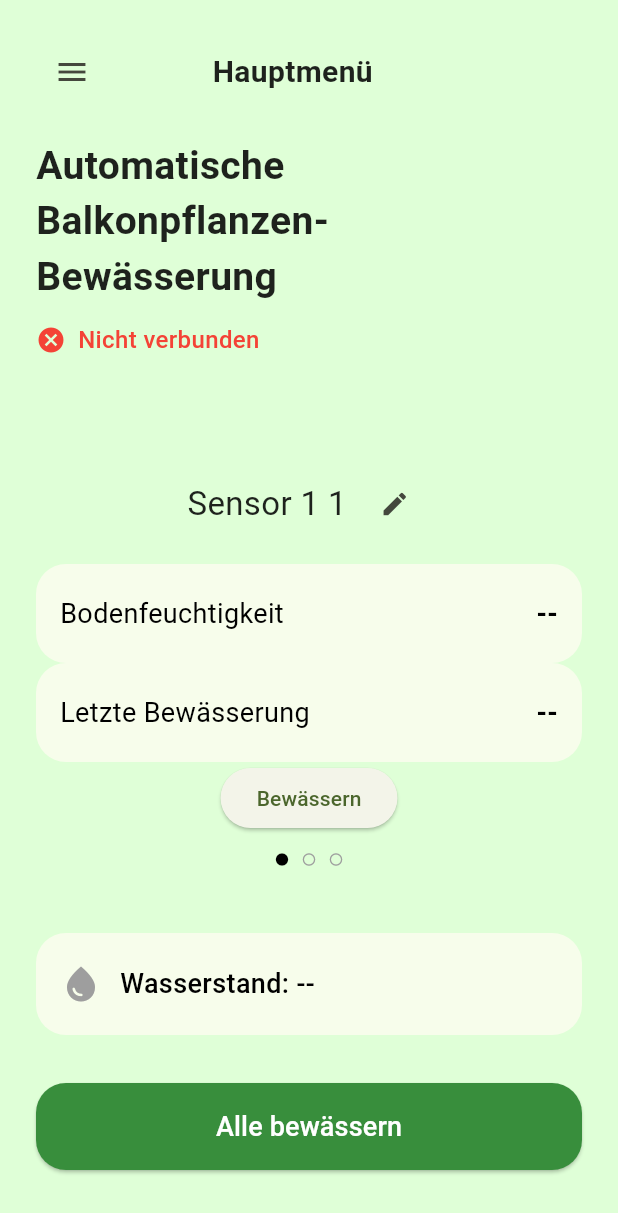
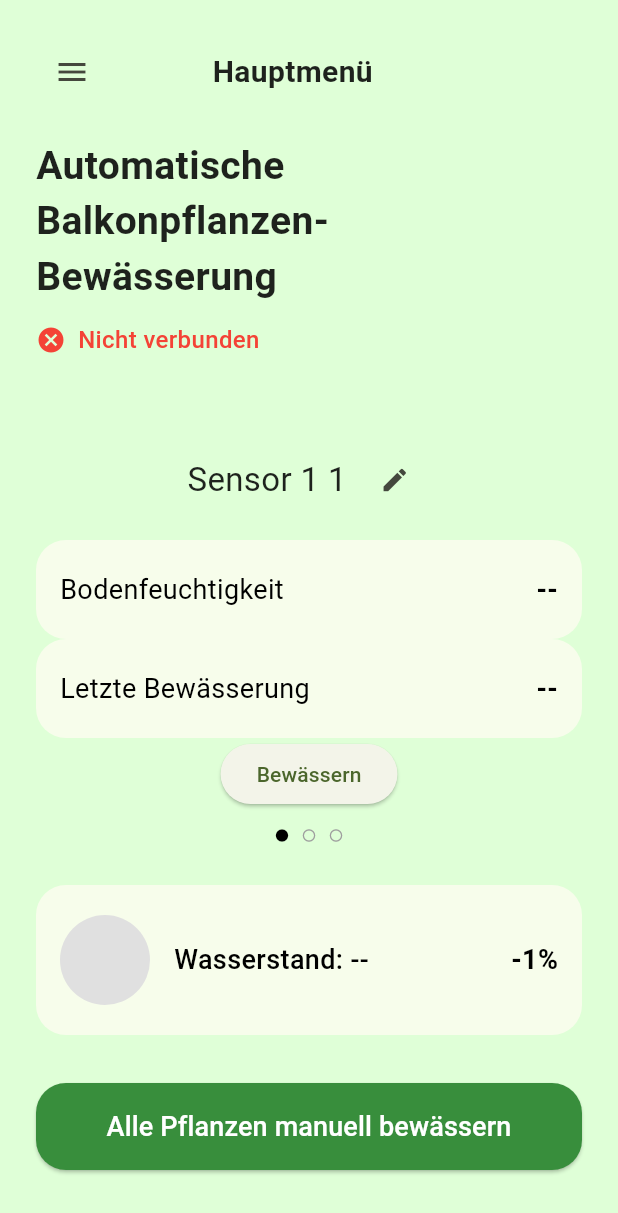
Before and after one commit to SpartanProgram/balkon-bewaesserung-app, a Flutter app: the screen it shows after launch, on a phone screen of 412 x 824 dp. Shown: the top 1213 px of the screen. Run offline on Flutter 3.47's test engine with Material 3 defaults, Android fonts, the phone set to English and light mode, and no system bars; our stand-ins replace flutter_local_notifications, shared_preferences; missing offline and left inert: mqtt_client.

Commit message:
updated water level indicator
Former-commit-id: db83fce6676f02b13c863a048e6c9d0cd43ef614

```diff
--- a/Software/lib/home_screen.dart
+++ b/Software/lib/home_screen.dart
@@ -4,8 +4,7 @@ import 'package:provider/provider.dart';
 import 'widgets/custom_scaffold.dart';
 import 'widgets/sensor_data_provider.dart';
 import '../services/sensor_name_service.dart';
-
-
+import 'widgets/animated_water_level.dart'; // <-- Added import
 
 class HomeScreen extends StatefulWidget {
   const HomeScreen({super.key});
@@ -35,10 +34,9 @@ class _HomeScreenState extends State<HomeScreen> with WidgetsBindingObserver {
   void didChangeAppLifecycleState(AppLifecycleState state) {
     if (state == AppLifecycleState.resumed) {
       final provider = context.read<SensorDataProvider>();
-      provider.reconnectIfNeeded(); // This assumes you have reconnect logic in the provider
+      provider.reconnectIfNeeded();
     }
   }
-
 
   @override
   Widget build(BuildContext context) {
@@ -56,7 +54,8 @@ class _HomeScreenState extends State<HomeScreen> with WidgetsBindingObserver {
         children: [
           const Align(
             alignment: Alignment.centerLeft,
-            child: Text('Automatische Balkonpflanzen-\nBewässerung',
+            child: Text(
+              'Automatische Balkonpflanzen-\nBewässerung',
               style: TextStyle(
                 fontSize: 26,
                 fontWeight: FontWeight.bold,
@@ -82,10 +81,7 @@ class _HomeScreenState extends State<HomeScreen> with WidgetsBindingObserver {
               ),
             ],
           ),
-
           const SizedBox(height: 30),
-
-          // Sensor Page Slider
           Expanded(
             child: PageView.builder(
               controller: _pageController,
@@ -123,7 +119,6 @@ class _HomeScreenState extends State<HomeScreen> with WidgetsBindingObserver {
                           );
                         },
                       ),
-
                       const SizedBox(height: 16),
                       _infoCard("Bodenfeuchtigkeit", sensor["moisture"]!, cardColor: cardColor, textColor: textColor),
                       _infoCard("Letzte Bewässerung", sensor["lastWatered"]!, cardColor: cardColor, textColor: textColor),
@@ -157,18 +152,13 @@ class _HomeScreenState extends State<HomeScreen> with WidgetsBindingObserver {
                     ],
                   ),
                 );
-              }
+              },
             ),
           ),
-
           if (sensorData.isNotEmpty)
             _waterLevelIndicator(sensorData[0]["waterLevel"]!),
           const SizedBox(height: 8),
-
-          // Dot Indicator
-
           const SizedBox(height: 24),
-
           SizedBox(
             width: double.infinity,
             child: ElevatedButton(
@@ -182,13 +172,12 @@ class _HomeScreenState extends State<HomeScreen> with WidgetsBindingObserver {
               onPressed: () {
                 HapticFeedback.heavyImpact();
                 context.read<SensorDataProvider>().triggerWatering();
-
                 ScaffoldMessenger.of(context).showSnackBar(
-                  const SnackBar(content: Text("🚿 Bewässerung gestartet")),
+                  const SnackBar(content: Text("🚿 Alle Pflanzen manuell bewässert")),
                 );
               },
               child: const Text(
-                'Alle bewässern',
+                'Alle Pflanzen manuell bewässern',
                 style: TextStyle(fontSize: 18, color: Colors.white),
               ),
             ),
@@ -296,25 +285,19 @@ void _showRenameDialog(BuildContext context, int sensorIndex) async {
 
   Widget _waterLevelIndicator(String waterLevelStr) {
     int level = int.tryParse(waterLevelStr.replaceAll('%', '')) ?? -1;
+    double levelPercent = level.clamp(0, 100) / 100;
 
     final cardColor = Theme.of(context).cardColor;
     final textColor = Theme.of(context).textTheme.bodyLarge?.color ?? Colors.black;
 
-    IconData icon = Icons.water_drop;
-    Color iconColor;
     String statusText;
-
     if (level >= 70) {
-      iconColor = Colors.green;
       statusText = "Wasserstand: In Ordnung";
     } else if (level >= 30) {
-      iconColor = Colors.orange;
       statusText = "Wasserstand: Mittel";
     } else if (level >= 0) {
-      iconColor = Colors.red;
       statusText = "Wasserstand: Niedrig";
     } else {
-      iconColor = Colors.grey;
       statusText = "Wasserstand: --";
     }
 
@@ -327,11 +310,23 @@ void _showRenameDialog(BuildContext context, int sensorIndex) async {
       ),
       child: Row(
         children: [
-          Icon(icon, color: iconColor, size: 28),
-          const SizedBox(width: 12),
-          Text(
+          TweenAnimationBuilder<double>(
+            tween: Tween(begin: 0.0, end: levelPercent),
+            duration: const Duration(milliseconds: 800),
+            builder: (context, value, _) {
+              return AnimatedWaterLevel(levelPercent: value);
+            },
+          ),
+          const SizedBox(width: 16),
+          Expanded(
+            child: Text(
               statusText,
               style: TextStyle(fontSize: 18, fontWeight: FontWeight.w500, color: textColor),
+            ),
+          ),
+          Text(
+            "$level%",
+            style: TextStyle(fontSize: 18, fontWeight: FontWeight.bold, color: textColor),
           ),
         ],
       ),
@@ -349,14 +344,8 @@ void _showRenameDialog(BuildContext context, int sensorIndex) async {
       child: Row(
         mainAxisAlignment: MainAxisAlignment.spaceBetween,
         children: [
-          Text(
-            title,
-            style: TextStyle(fontSize: 18, color: textColor),
-          ),
-          Text(
-            value,
-            style: TextStyle(fontSize: 18, fontWeight: FontWeight.bold, color: textColor),
-          ),
+          Text(title, style: TextStyle(fontSize: 18, color: textColor)),
+          Text(value, style: TextStyle(fontSize: 18, fontWeight: FontWeight.bold, color: textColor)),
         ],
       ),
     );
--- /dev/null
+++ b/Software/lib/widgets/animated_water_level.dart
@@ -0,0 +1,51 @@
+import 'package:flutter/material.dart';
+
+class AnimatedWaterLevel extends StatelessWidget {
+  final double levelPercent; // 0.0 to 1.0
+
+  const AnimatedWaterLevel({super.key, required this.levelPercent});
+
+  @override
+  Widget build(BuildContext context) {
+    return CustomPaint(
+      size: const Size(60, 60),
+      painter: _WaterLevelPainter(levelPercent),
+    );
+  }
+}
+
+class _WaterLevelPainter extends CustomPainter {
+  final double levelPercent;
+
+  _WaterLevelPainter(this.levelPercent);
+
+  @override
+  void paint(Canvas canvas, Size size) {
+    final paint = Paint()..style = PaintingStyle.fill;
+
+    // Draw outer circle
+    paint.color = Colors.grey.shade300;
+    canvas.drawCircle(size.center(Offset.zero), size.width / 2, paint);
+
+    // Draw water level (bottom-up)
+    final waterHeight = size.height * levelPercent.clamp(0.0, 1.0);
+    final waterRect = Rect.fromLTWH(
+      0,
+      size.height - waterHeight,
+      size.width,
+      waterHeight,
+    );
+
+    paint.color = levelPercent < 0.3
+        ? Colors.redAccent
+        : levelPercent < 0.6
+            ? Colors.orange
+            : Colors.blue;
+
+    canvas.clipPath(Path()..addOval(Rect.fromCircle(center: size.center(Offset.zero), radius: size.width / 2)));
+    canvas.drawRect(waterRect, paint);
+  }
+
+  @override
+  bool shouldRepaint(covariant CustomPainter oldDelegate) => true;
+}
```
Lines whose indentation alone changed are shown as unchanged.
